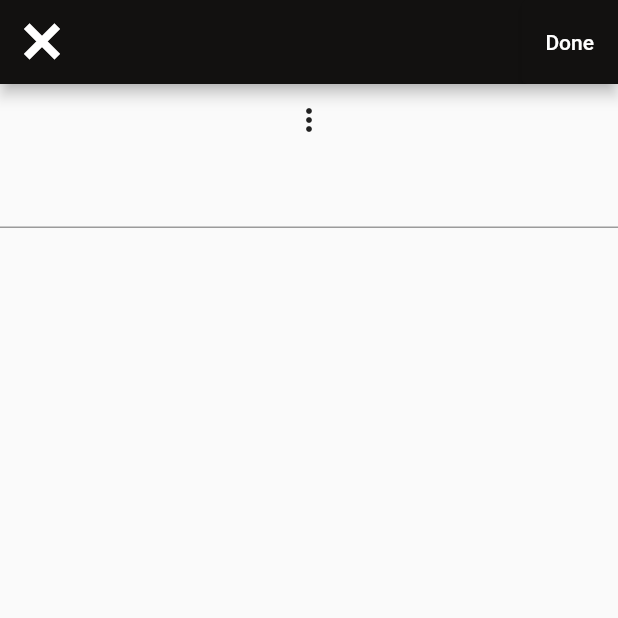
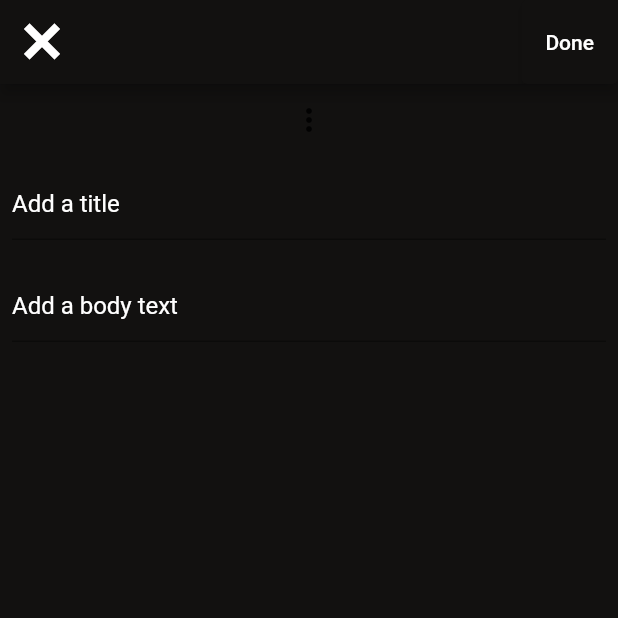
Before and after one commit to SinaArabi/AP-Final-Project, a Flutter app: the screen it shows after launch, on a phone screen of 412 x 824 dp, the top half of it. Run offline on Flutter 3.47's test engine with Material 2 defaults, Android fonts, the phone set to English and light mode, and no system bars.

Commit message:
add post page was created, but still needs subreddits menu

```diff
--- a/reddit_sos/lib/addPost.dart
+++ b/reddit_sos/lib/addPost.dart
@@ -36,17 +36,39 @@ class _addPostState extends State<addPost> {
           )
         ],
       ),
+      backgroundColor: Theme.of(context).primaryColor,
       body: Column(
         children: [
           Container(
-            child: PopupMenuButton(itemBuilder: (context) => [
-              PopupMenuItem(child: Text("salam"),),
-            ],),
+            child: PopupMenuButton(
+              itemBuilder: (context) => [
+                PopupMenuItem(
+                  child: Text("salam"),
+                ),
+              ],
+            ),
           ),
           Container(
-            child: Column(children: [
-              TextField(),
-            ]),
+            child: Padding(
+              padding: const EdgeInsets.all(8.0),
+              child: Column(children: [
+                TextField(
+                  decoration: (InputDecoration(
+                    hintText: 'Add a title',
+                    floatingLabelBehavior: FloatingLabelBehavior.never,
+                    hintStyle: TextStyle(color: Colors.white),
+                  )),
+                ),
+                SizedBox(height: 20,),
+                TextField(
+                  decoration: (InputDecoration(
+                    hintText: 'Add a body text',
+                    floatingLabelBehavior: FloatingLabelBehavior.never,
+                    hintStyle: TextStyle(color: Colors.white),
+                  )),
+                ),
+              ]),
+            ),
           ),
         ],
       ),
```
